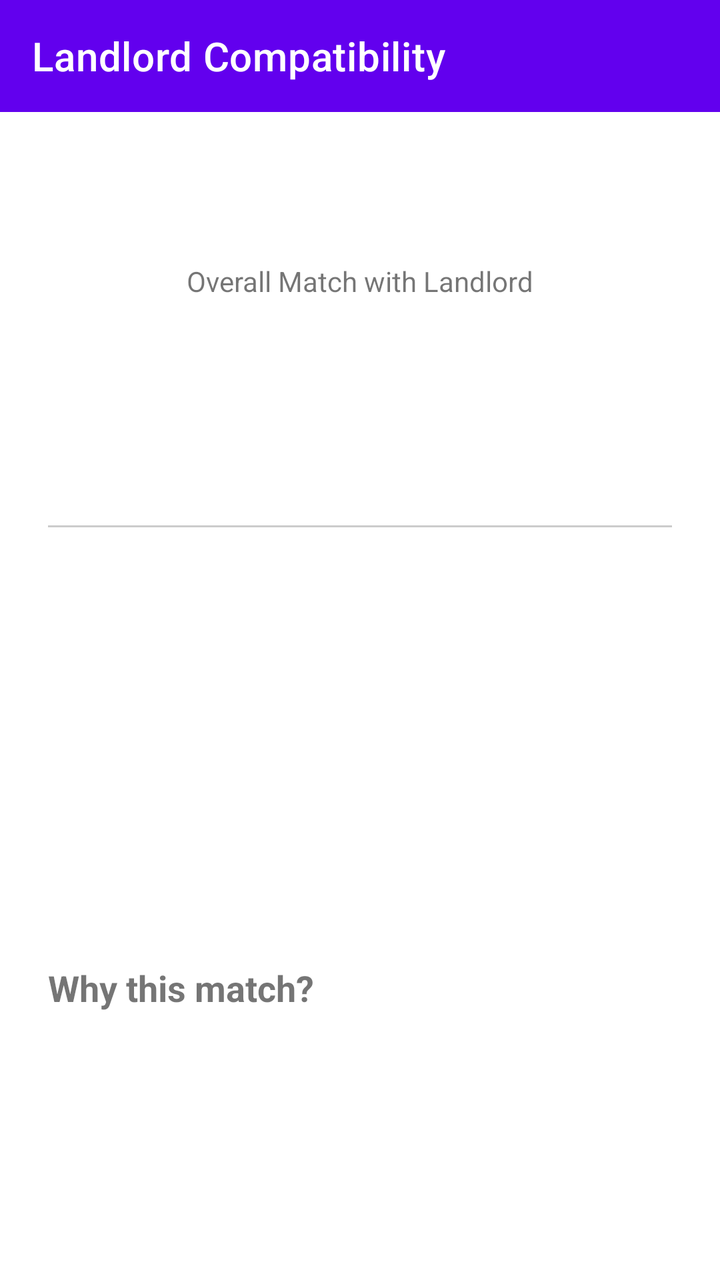
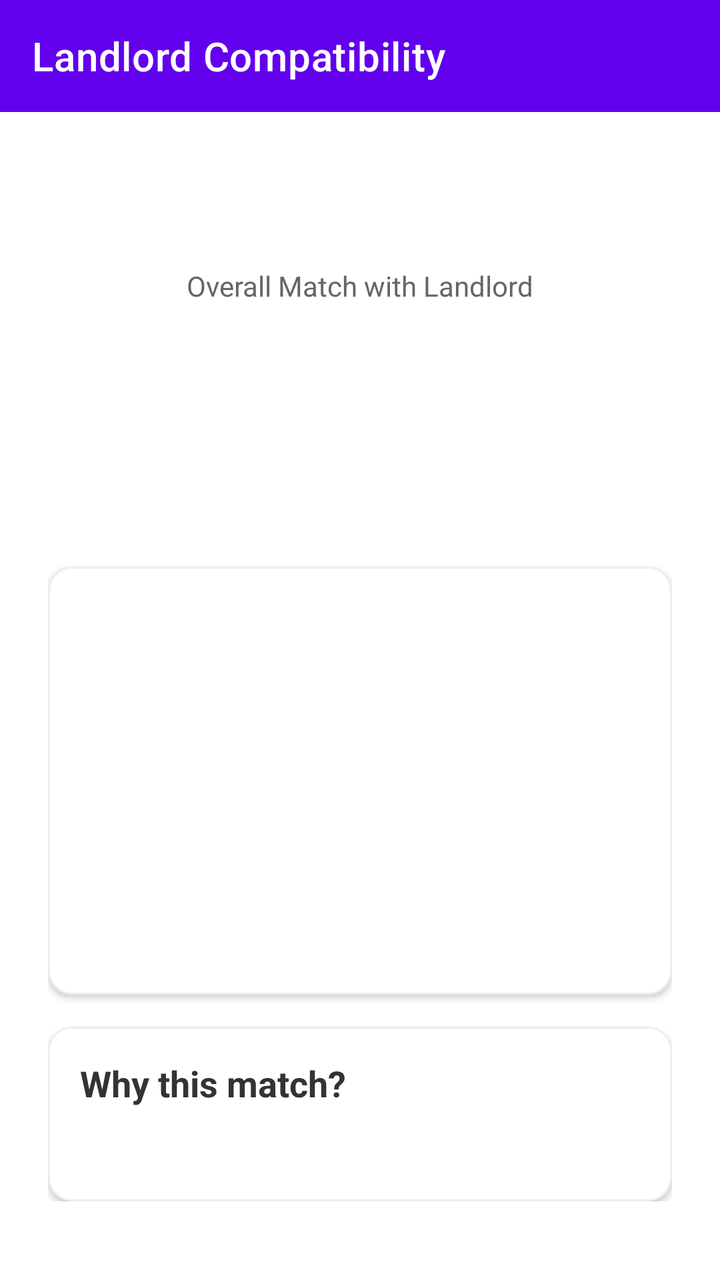

Before-and-after screenshots of an Android layout around one commit, followed by the original layout XML and the change that was made.
<!-- AndroidManifest.xml: application theme Theme.RentMate -->
<!-- res/layout/activity_landlord_tenant_compatibility.xml -->
<?xml version="1.0" encoding="utf-8"?>
<LinearLayout xmlns:android="http://schemas.android.com/apk/res/android"
    xmlns:app="http://schemas.android.com/apk/res-auto"
    xmlns:tools="http://schemas.android.com/tools"
    android:id="@+id/main"
    android:layout_width="match_parent"
    android:layout_height="match_parent"
    android:orientation="vertical"
    tools:context=".LandlordTenantCompatibilityActivity">

    <com.google.android.material.appbar.MaterialToolbar
        android:id="@+id/toolbar"
        android:layout_width="match_parent"
        android:layout_height="?attr/actionBarSize"
        android:background="?attr/colorPrimary"
        app:title="@string/title_landlord_compatibility"
        app:titleTextColor="@color/white" />

    <ScrollView
        android:layout_width="match_parent"
        android:layout_height="match_parent">

        <LinearLayout
            android:layout_width="match_parent"
            android:layout_height="wrap_content"
            android:orientation="vertical"
            android:padding="24dp">

            <TextView
                android:id="@+id/tvLandlordName"
                android:layout_width="wrap_content"
                android:layout_height="wrap_content"
                android:textSize="20sp"
                android:textStyle="bold"
                android:textColor="@color/purple_500"
                android:layout_gravity="center_horizontal"/>

            <TextView
                android:layout_width="wrap_content"
                android:layout_height="wrap_content"
                android:text="@string/label_landlord_match"
                android:layout_marginTop="24dp"
                android:layout_gravity="center_horizontal"/>

            <TextView
                android:id="@+id/tvOverallLandlordScore"
                android:layout_width="wrap_content"
                android:layout_height="wrap_content"
                android:textSize="48sp"
                android:textStyle="bold"
                android:textColor="@color/teal_700"
                android:layout_gravity="center_horizontal"/>

            <TextView
                android:id="@+id/tvLandlordCategory"
                android:layout_width="wrap_content"
                android:layout_height="wrap_content"
                android:textSize="18sp"
                android:textStyle="bold"
                android:layout_gravity="center_horizontal"
                android:layout_marginBottom="24dp"/>

            <View
                android:layout_width="match_parent"
                android:layout_height="1dp"
                android:background="#CCCCCC"
                android:layout_marginBottom="24dp"/>

            
            <TextView
                android:id="@+id/tvBudgetScore"
                android:layout_width="match_parent"
                android:layout_height="wrap_content"
                android:textSize="16sp"
                android:layout_marginBottom="8dp"/>

            <TextView
                android:id="@+id/tvLeaseScore"
                android:layout_width="match_parent"
                android:layout_height="wrap_content"
                android:textSize="16sp"
                android:layout_marginBottom="8dp"/>

            <TextView
                android:id="@+id/tvRulesScore"
                android:layout_width="match_parent"
                android:layout_height="wrap_content"
                android:textSize="16sp"
                android:layout_marginBottom="8dp"/>

            <TextView
                android:id="@+id/tvLifestyleScore"
                android:layout_width="match_parent"
                android:layout_height="wrap_content"
                android:textSize="16sp"
                android:layout_marginBottom="8dp"/>

            <TextView
                android:id="@+id/tvCommScore"
                android:layout_width="match_parent"
                android:layout_height="wrap_content"
                android:textSize="16sp"
                android:layout_marginBottom="8dp"/>

            <TextView
                android:id="@+id/tvLocationScore"
                android:layout_width="match_parent"
                android:layout_height="wrap_content"
                android:textSize="16sp"
                android:layout_marginBottom="24dp"/>

            <TextView
                android:layout_width="wrap_content"
                android:layout_height="wrap_content"
                android:text="@string/label_why_this_match"
                android:textStyle="bold"
                android:textSize="18sp"
                android:layout_marginBottom="8dp"/>

            <TextView
                android:id="@+id/tvExplanations"
                android:layout_width="match_parent"
                android:layout_height="wrap_content"
                android:textSize="14sp"
                android:lineSpacingExtra="4dp"/>

            <ProgressBar
                android:id="@+id/pbLoading"
                android:layout_width="wrap_content"
                android:layout_height="wrap_content"
                android:layout_gravity="center"
                android:visibility="gone"
                android:layout_marginTop="32dp"/>

        </LinearLayout>
    </ScrollView>
</LinearLayout>
<!-- resources referenced by this layout -->
<resources>
  <color name="purple_500">#FF6200EE</color>
  <color name="teal_700">#FF018786</color>
  <color name="white">#FFFFFFFF</color>
  <string name="label_landlord_match">Overall Match with Landlord</string>
  <string name="label_why_this_match">Why this match?</string>
  <string name="title_landlord_compatibility">Landlord Compatibility</string>
  <style name="Theme.RentMate" parent="Theme.MaterialComponents.DayNight.NoActionBar">
          
          <item name="colorPrimary">@color/purple_500</item>
          <item name="colorPrimaryVariant">@color/purple_700</item>
          <item name="colorOnPrimary">@color/white</item>
          
          <item name="colorSecondary">@color/teal_200</item>
          <item name="colorSecondaryVariant">@color/teal_700</item>
          <item name="colorOnSecondary">@color/black</item>
          
          <item name="android:statusBarColor">?attr/colorPrimaryVariant</item>
          
      </style>
  <color name="purple_700">#FF3700B3</color>
  <color name="teal_200">#FF03DAC5</color>
  <color name="black">#FF000000</color>
</resources>

<!-- the commit's change to res/layout/activity_landlord_tenant_compatibility.xml (unified diff, before → after) -->
@@ -30,7 +30,7 @@
                 android:id="@+id/tvLandlordName"
                 android:layout_width="wrap_content"
                 android:layout_height="wrap_content"
-                android:textSize="20sp"
+                android:textSize="22sp"
                 android:textStyle="bold"
                 android:textColor="@color/purple_500"
                 android:layout_gravity="center_horizontal"/>
@@ -40,13 +40,14 @@
                 android:layout_height="wrap_content"
                 android:text="@string/label_landlord_match"
                 android:layout_marginTop="24dp"
-                android:layout_gravity="center_horizontal"/>
+                android:layout_gravity="center_horizontal"
+                android:textColor="#666666"/>
 
             <TextView
                 android:id="@+id/tvOverallLandlordScore"
                 android:layout_width="wrap_content"
                 android:layout_height="wrap_content"
-                android:textSize="48sp"
+                android:textSize="56sp"
                 android:textStyle="bold"
                 android:textColor="@color/teal_700"
                 android:layout_gravity="center_horizontal"/>
@@ -58,71 +59,106 @@
                 android:textSize="18sp"
                 android:textStyle="bold"
                 android:layout_gravity="center_horizontal"
-                android:layout_marginBottom="24dp"/>
-
-            <View
-                android:layout_width="match_parent"
-                android:layout_height="1dp"
-                android:background="#CCCCCC"
-                android:layout_marginBottom="24dp"/>
+                android:layout_marginBottom="32dp"/>
 
             
-            <TextView
-                android:id="@+id/tvBudgetScore"
+            <com.google.android.material.card.MaterialCardView
                 android:layout_width="match_parent"
                 android:layout_height="wrap_content"
-                android:textSize="16sp"
-                android:layout_marginBottom="8dp"/>
+                app:cardCornerRadius="12dp"
+                app:cardElevation="2dp"
+                app:strokeWidth="1dp"
+                app:strokeColor="#EEEEEE">
 
-            <TextView
-                android:id="@+id/tvLeaseScore"
+                <LinearLayout
+                    android:layout_width="match_parent"
+                    android:layout_height="wrap_content"
+                    android:orientation="vertical"
+                    android:padding="16dp">
+
+                    <TextView
+                        android:id="@+id/tvBudgetScore"
+                        android:layout_width="match_parent"
+                        android:layout_height="wrap_content"
+                        android:textSize="15sp"
+                        android:layout_marginBottom="12dp"
+                        android:textColor="#333333"/>
+
+                    <TextView
+                        android:id="@+id/tvLeaseScore"
+                        android:layout_width="match_parent"
+                        android:layout_height="wrap_content"
+                        android:textSize="15sp"
+                        android:layout_marginBottom="12dp"
+                        android:textColor="#333333"/>
+
+                    <TextView
+                        android:id="@+id/tvRulesScore"
+                        android:layout_width="match_parent"
+                        android:layout_height="wrap_content"
+                        android:textSize="15sp"
+                        android:layout_marginBottom="12dp"
+                        android:textColor="#333333"/>
+
+                    <TextView
+                        android:id="@+id/tvLifestyleScore"
+                        android:layout_width="match_parent"
+                        android:layout_height="wrap_content"
+                        android:textSize="15sp"
+                        android:layout_marginBottom="12dp"
+                        android:textColor="#333333"/>
+
+                    <TextView
+                        android:id="@+id/tvCommScore"
+                        android:layout_width="match_parent"
+                        android:layout_height="wrap_content"
+                        android:textSize="15sp"
+                        android:layout_marginBottom="12dp"
+                        android:textColor="#333333"/>
+
+                    <TextView
+                        android:id="@+id/tvLocationScore"
+                        android:layout_width="match_parent"
+                        android:layout_height="wrap_content"
+                        android:textSize="15sp"
+                        android:textColor="#333333"/>
+                </LinearLayout>
+            </com.google.android.material.card.MaterialCardView>
+
+            
+            <com.google.android.material.card.MaterialCardView
                 android:layout_width="match_parent"
                 android:layout_height="wrap_content"
-                android:textSize="16sp"
-                android:layout_marginBottom="8dp"/>
+                android:layout_marginTop="16dp"
+                app:cardCornerRadius="12dp"
+                app:cardElevation="2dp"
+                app:strokeWidth="1dp"
+                app:strokeColor="#EEEEEE">
 
-            <TextView
-                android:id="@+id/tvRulesScore"
-                android:layout_width="match_parent"
-                android:layout_height="wrap_content"
-                android:textSize="16sp"
-                android:layout_marginBottom="8dp"/>
+                <LinearLayout
+                    android:layout_width="match_parent"
+                    android:layout_height="wrap_content"
+                    android:orientation="vertical"
+                    android:padding="16dp">
 
-            <TextView
-                android:id="@+id/tvLifestyleScore"
-                android:layout_width="match_parent"
-                android:layout_height="wrap_content"
-                android:textSize="16sp"
-                android:layout_marginBottom="8dp"/>
+                    <TextView
+                        android:layout_width="wrap_content"
+                        android:layout_height="wrap_content"
+                        android:text="@string/label_why_this_match"
+                        android:textStyle="bold"
+                        android:textSize="18sp"
+                        android:textColor="#333333"
+                        android:layout_marginBottom="12dp"/>
 
-            <TextView
-                android:id="@+id/tvCommScore"
-                android:layout_width="match_parent"
-                android:layout_height="wrap_content"
-                android:textSize="16sp"
-                android:layout_marginBottom="8dp"/>
-
-            <TextView
-                android:id="@+id/tvLocationScore"
-                android:layout_width="match_parent"
-                android:layout_height="wrap_content"
-                android:textSize="16sp"
-                android:layout_marginBottom="24dp"/>
-
-            <TextView
-                android:layout_width="wrap_content"
-                android:layout_height="wrap_content"
-                android:text="@string/label_why_this_match"
-                android:textStyle="bold"
-                android:textSize="18sp"
-                android:layout_marginBottom="8dp"/>
-
-            <TextView
-                android:id="@+id/tvExplanations"
-                android:layout_width="match_parent"
-                android:layout_height="wrap_content"
-                android:textSize="14sp"
-                android:lineSpacingExtra="4dp"/>
+                    <TextView
+                        android:id="@+id/tvExplanations"
+                        android:layout_width="match_parent"
+                        android:layout_height="wrap_content"
+                        android:textSize="14sp"
+                        android:textColor="#555555"
+                        android:lineSpacingExtra="6dp"/>
+                </LinearLayout>
+            </com.google.android.material.card.MaterialCardView>
 
             <ProgressBar
                 android:id="@+id/pbLoading"
